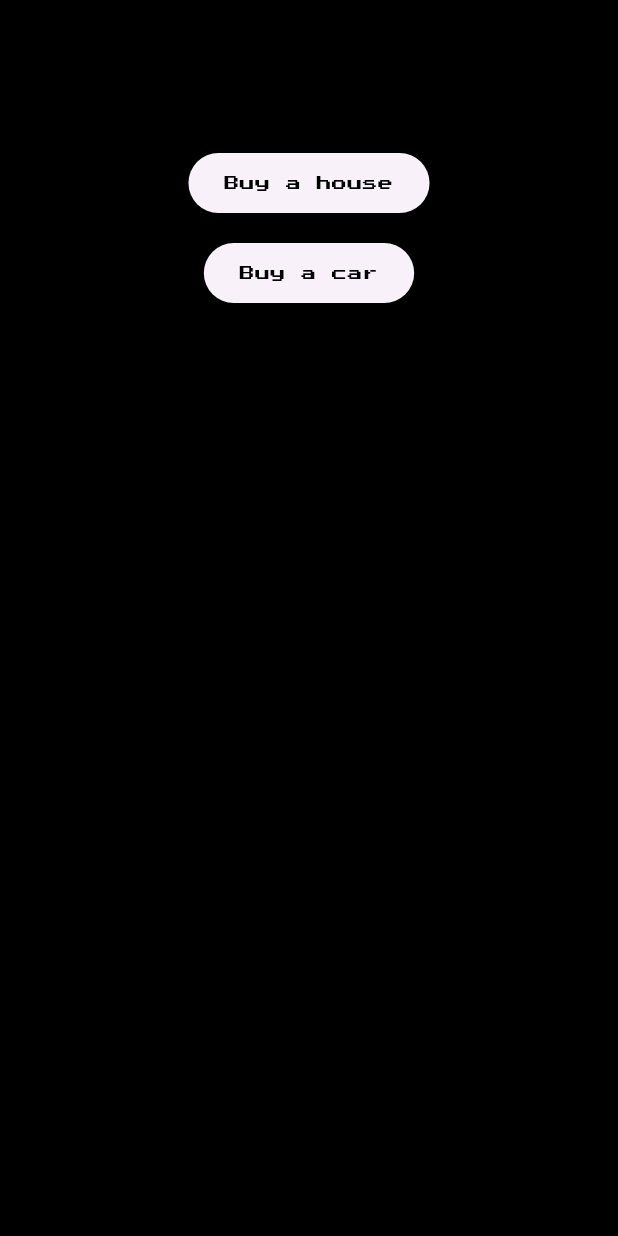
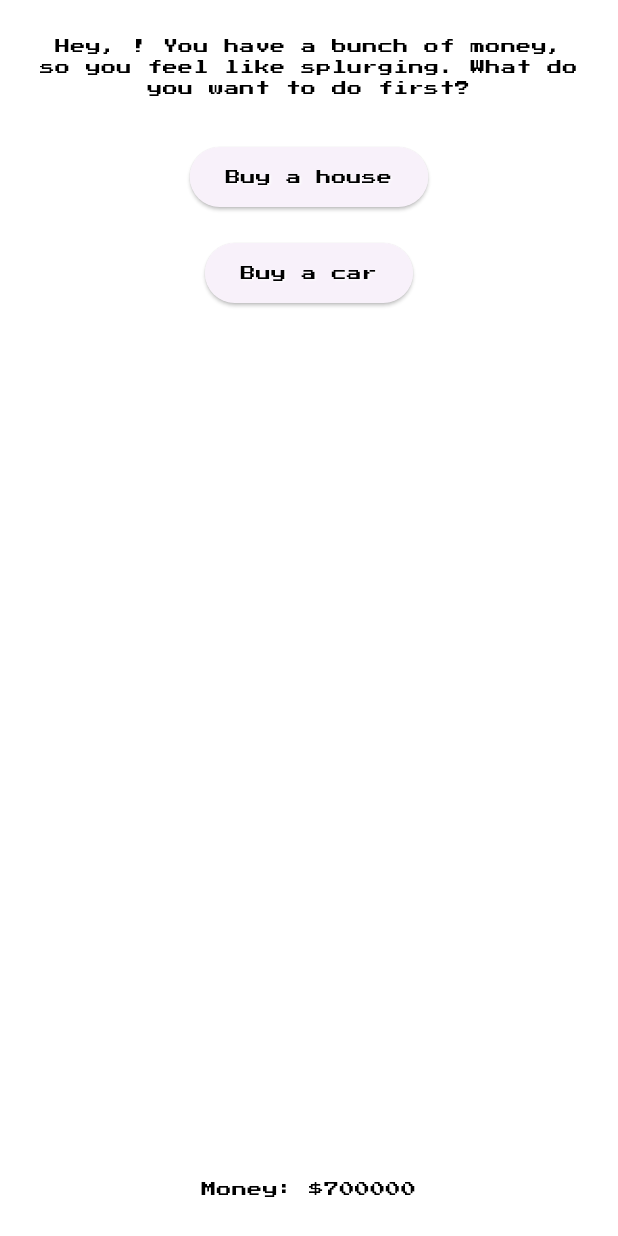
Before and after one commit to Starlumine/wicsc-hackathon, a Flutter app: the GameScreen screen opened directly with empty values, on a phone screen of 412 x 824 dp. Run offline on Flutter 3.47's test engine with Material 3 defaults, Android fonts, the phone set to English and light mode, and no system bars.

Commit message:
bunch of edits

```diff
--- a/flutter_tamagotchi/lib/game_screen.dart
+++ b/flutter_tamagotchi/lib/game_screen.dart
@@ -49,6 +49,15 @@ class _GameScreenState extends State<GameScreen> {
     final currentScene = _scenes[_gameState.currentSceneId]!;
     String? bgImage = currentScene.backgroundImage;
 
+    const textStyle = TextStyle(
+      fontFamily: 'PressStart2P',
+      fontSize: 10,
+      color: Colors.black,
+      shadows: [
+        Shadow(blurRadius: 1.0, color: Colors.white, offset: Offset(1, 1)),
+      ],
+    );
+
     return Scaffold(
       body: Stack(
         children: [
@@ -60,9 +69,10 @@ class _GameScreenState extends State<GameScreen> {
               ),
             ),
           Container(
-            color: Colors.black.withValues(alpha: 128),
+            color: Colors.white,
           ),
           SafeArea(
+            child: Center(
               child: Padding(
                 padding: const EdgeInsets.all(24.0),
                 child: Column(
@@ -76,12 +86,12 @@ class _GameScreenState extends State<GameScreen> {
                     const SizedBox(height: 20),
                     ...currentScene.choices.map(
                       (choice) => Padding(
-                      padding: const EdgeInsets.only(top: 12.0),
+                        padding: const EdgeInsets.symmetric(vertical: 8.0),
                         child: ElevatedButton(
                           onPressed: () => _onChoiceSelected(choice),
                           child: Text(
                             choice.text,
-                          style: Theme.of(context).textTheme.bodyMedium,
+                            style: textStyle,
                             textAlign: TextAlign.center,
                           ),
                         ),
@@ -90,9 +100,11 @@ class _GameScreenState extends State<GameScreen> {
                     const Spacer(),
                     Text(
                       'Money: \$${_gameState.money}',
-                    style: Theme.of(context).textTheme.bodyMedium,
+                      style: textStyle,
+                      textAlign: TextAlign.center,
                     ),
                   ],
+                ),
               ),
             ),
           ),
--- a/flutter_tamagotchi/lib/game_state.dart
+++ b/flutter_tamagotchi/lib/game_state.dart
@@ -29,11 +29,13 @@ class Scene {
   final String text;
   final List<Choice> choices;
   final String? backgroundImage;
+  final int moneyChange;
 
   Scene({
     required this.id,
     required this.text,
     required this.choices,
     this.backgroundImage,
+    this.moneyChange = 0,
   });
 }
--- a/flutter_tamagotchi/lib/scenes.dart
+++ b/flutter_tamagotchi/lib/scenes.dart
@@ -4,109 +4,62 @@ import 'game_state.dart';
 final Random _random = Random();
 
 Map<String, Scene> generateScenes(String playerName) {
+  bool businessSuccess = _random.nextBool();
+  bool stockSuccess = _random.nextBool();
+
   return {
     'start': Scene(
       id: 'start',
       text: 'Hey, $playerName! You have a bunch of money, so you feel like splurging. What do you want to do first?',
       choices: [
-        Choice(
-          text: 'Buy a house',
-          nextSceneId: 'buy_house',
-          moneyChange: 0,
-          wisdomChange: 0,
-        ),
-        Choice(
-          text: 'Buy a car',
-          nextSceneId: 'buy_car',
-          moneyChange: 0,
-          wisdomChange: 0,
-        ),
+        Choice(text: 'Buy a house', nextSceneId: 'buy_house', moneyChange: 0, wisdomChange: 0),
+        Choice(text: 'Buy a car', nextSceneId: 'buy_car', moneyChange: 0, wisdomChange: 0),
       ],
     ),
     'buy_house': Scene(
       id: 'buy_house',
       text: 'The real estate agent shows you two houses:',
       choices: [
-        Choice(
-          text: 'Buy a really nice house',
-          nextSceneId: 'random_robbery_or_mom',
-          moneyChange: -250000,
-          wisdomChange: 0,
-        ),
-        Choice(
-          text: 'Buy a humble house',
-          nextSceneId: _random.nextBool() ? 'pipes_burst' : 'no_event',
-          moneyChange: -100000,
-          wisdomChange: 1,
-        ),
+        Choice(text: 'Buy a really nice house', nextSceneId: 'random_robbery_or_mom', moneyChange: -250000, wisdomChange: 0),
+        Choice(text: 'Buy a humble house', nextSceneId: _random.nextBool() ? 'pipes_burst' : 'no_event', moneyChange: -100000, wisdomChange: 1),
       ],
     ),
     'buy_car': Scene(
       id: 'buy_car',
       text: 'You visit the dealership. Which car do you pick?',
       choices: [
-        Choice(
-          text: 'BMW (fancy but risky)',
-          nextSceneId: 'random_robbery_or_mom',
-          moneyChange: -50000,
-          wisdomChange: 0,
-        ),
-        Choice(
-          text: 'Honda Civic (reliable)',
-          nextSceneId: _random.nextBool() ? 'find_money' : 'no_event',
-          moneyChange: -25000,
-          wisdomChange: 1,
-        ),
+        Choice(text: 'BMW (fancy but risky)', nextSceneId: 'random_robbery_or_mom', moneyChange: -50000, wisdomChange: 0),
+        Choice(text: 'Honda Civic (reliable)', nextSceneId: _random.nextBool() ? 'find_money' : 'no_event', moneyChange: -25000, wisdomChange: 1),
       ],
     ),
     'random_robbery_or_mom': Scene(
       id: 'random_robbery_or_mom',
       text: _random.nextBool()
           ? 'Oh no! You got robbed and lost \$20,000!'
-          : 'Your mom asks you for \$20,000 to help with bills.',
+          : 'Your mom sees your BMW and asks you for \$20,000 to "help with bills"',
       choices: [
-        Choice(
-          text: 'Continue',
-          nextSceneId: 'start_business',
-          moneyChange: -20000,
-          wisdomChange: 1,
-        ),
+        Choice(text: 'Continue', nextSceneId: 'start_business', moneyChange: -20000, wisdomChange: 1),
       ],
     ),
     'pipes_burst': Scene(
       id: 'pipes_burst',
       text: 'Uh-oh! Pipes burst in your house. You pay \$5,000 for repairs.',
       choices: [
-        Choice(
-          text: ':(',
-          nextSceneId: 'start_business',
-          moneyChange: -5000,
-          wisdomChange: 1,
-        ),
+        Choice(text: ':(', nextSceneId: 'start_business', moneyChange: -5000, wisdomChange: 1),
       ],
     ),
     'find_money': Scene(
       id: 'find_money',
       text: 'Lucky you! You found \$5,000 hidden in the backseat of your Civic!',
       choices: [
-        Choice(
-          text: 'Awesome!',
-          nextSceneId: 'start_business',
-          moneyChange: 5000,
-          wisdomChange: 0,
-        ),
+        Choice(text: 'Awesome!', nextSceneId: 'start_business', moneyChange: 5000, wisdomChange: 0),
       ],
     ),
     'no_event': Scene(
       id: 'no_event',
       text: 'You continue with your day...',
       choices: [
-        Choice(
-          text: 'Continue',
-          nextSceneId: 'start_business',
-          moneyChange: 0,
-          wisdomChange: 0,
-        ),
+        Choice(text: 'Continue', nextSceneId: 'start_business', moneyChange: 0, wisdomChange: 0),
       ],
     ),
     'start_business': Scene(
@@ -115,7 +68,7 @@ Map<String, Scene> generateScenes(String playerName) {
       choices: [
         Choice(
           text: 'Start a business',
-          nextSceneId: _random.nextBool() ? 'business_success' : 'business_fail',
+          nextSceneId: businessSuccess ? 'business_success' : 'business_fail',
           moneyChange: -100000,
           wisdomChange: 2,
         ),
@@ -130,41 +83,35 @@ Map<String, Scene> generateScenes(String playerName) {
     'business_success': Scene(
       id: 'business_success',
       text: 'Your business is booming! You make \$250,000 profit!',
+      moneyChange: 250000,
       choices: [],
     ),
     'business_fail': Scene(
       id: 'business_fail',
       text: 'Sadly, your pottery business didn’t work out. You lost \$100,000.',
+      moneyChange: -100000,
       choices: [],
     ),
     'invest_options': Scene(
       id: 'invest_options',
       text: 'Where would you like to invest?',
       choices: [
-        Choice(
-          text: 'Invest in properties',
-          nextSceneId: 'property_invest',
-          moneyChange: 0,
-          wisdomChange: 1,
-        ),
-        Choice(
-          text: 'Invest in stocks',
-          nextSceneId: 'stock_invest',
-          moneyChange: 0,
-          wisdomChange: 1,
-        ),
+        Choice(text: 'Invest in properties', nextSceneId: 'property_invest', moneyChange: 0, wisdomChange: 1),
+        Choice(text: 'Invest in stocks', nextSceneId: 'stock_invest', moneyChange: 0, wisdomChange: 1),
       ],
     ),
     'property_invest': Scene(
       id: 'property_invest',
       text: 'You choose a haunted apartment complex. Tenants are scared, but it’s profitable!',
+      moneyChange: 200000,
       choices: [],
     ),
     'stock_invest': Scene(
       id: 'stock_invest',
-      text: _random.nextBool()
-          ? 'You hit the jackpot investing in an AI startup! You doubled your money.'
-          : 'The startup failed. You lost half your investment.',
+      text: stockSuccess
+        ? 'You hit the jackpot investing in an AI startup! You doubled your money.'
+        : 'The startup failed. You lost half your investment.',
+      moneyChange: stockSuccess ? 150000 : -100000,
       choices: [],
     ),
   };
```
Also changed, not shown: flutter_tamagotchi/lib/ending_screen.dart (+17 -6 lines), flutter_tamagotchi/lib/intro_screen.dart (+16 -3 lines). Lines whose indentation alone changed are shown as unchanged.
